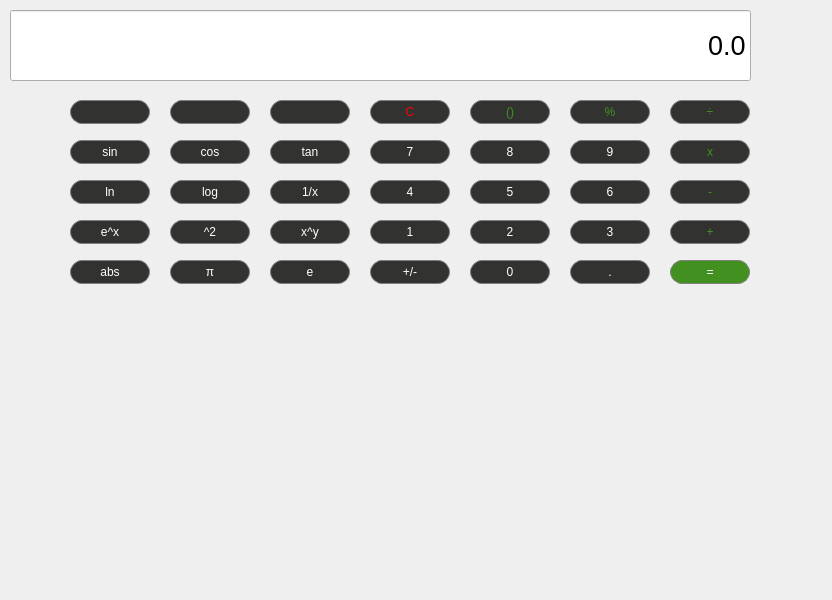
Old version of the form calculator/calculator.ui in the repository jannadungao/EECS-348-Group-22.
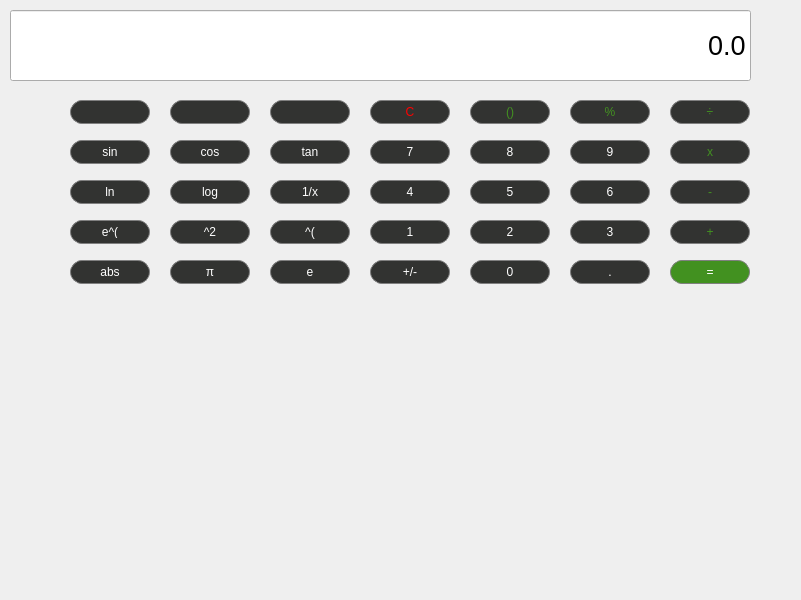
New version of the form. Icons and pictures are not drawn.

What changed in the file:
```diff
--- a/calculator/calculator.ui
+++ b/calculator/calculator.ui
@@ -6,7 +6,7 @@
    <rect>
     <x>0</x>
     <y>0</y>
-    <width>832</width>
+    <width>801</width>
     <height>600</height>
    </rect>
   </property>
@@ -1037,7 +1037,7 @@
 }</string>
     </property>
     <property name="text">
-     <string>x^y</string>
+     <string>^(</string>
     </property>
    </widget>
    <widget class="QPushButton" name="ExponentialButton">
@@ -1189,7 +1189,7 @@
 }</string>
     </property>
     <property name="text">
-     <string>e^x</string>
+     <string>e^(</string>
     </property>
     <property name="autoDefault">
      <bool>false</bool>
```
Left out of the diff: 17 changed lines with no effect on the pictures.
